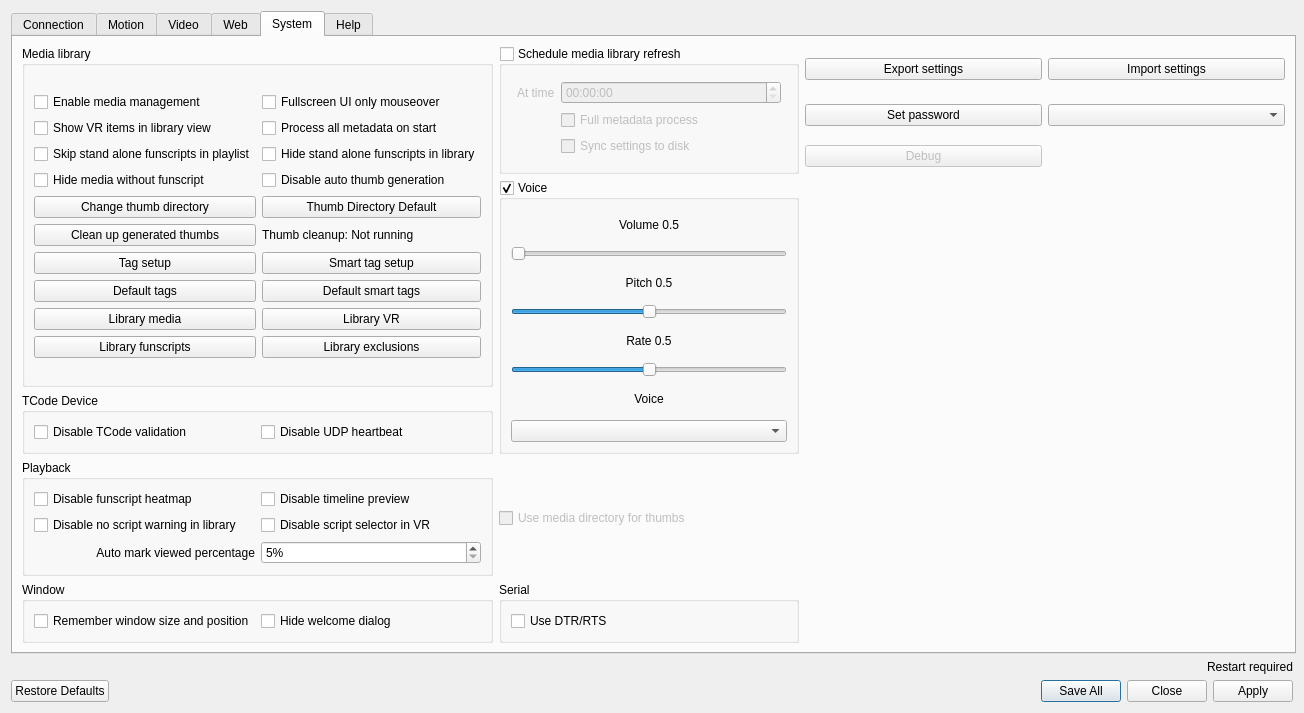
The window that src/settings.ui (jcfain/XTPlayer) describes before a commit, drawn with Qt 5.
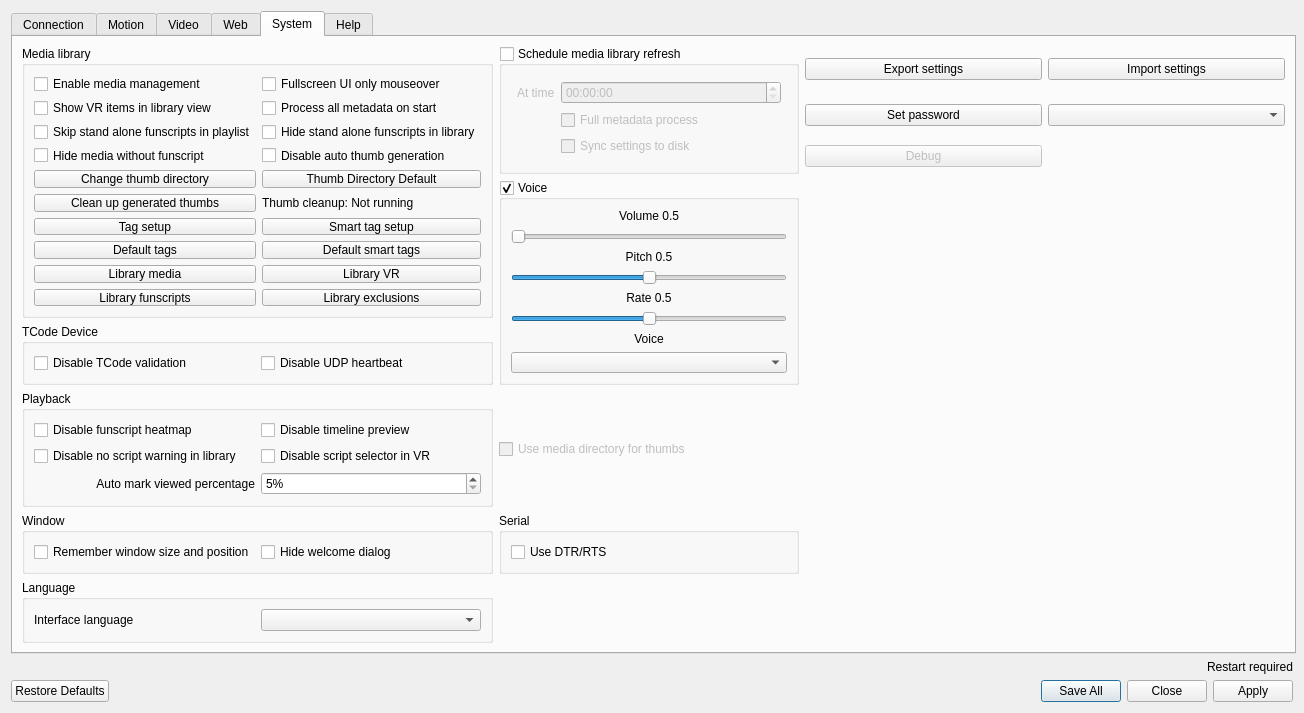
The same window after the commit. The open tabs and pages were chosen to show the change. Icons and pictures are not drawn. Custom widgets are drawn as their Qt base class.

Patch:
```diff
--- a/src/settings.ui
+++ b/src/settings.ui
@@ -1725,6 +1725,32 @@
          </layout>
         </widget>
        </item>
+       <item row="8" column="0">
+        <widget class="QGroupBox" name="languageGroupBox">
+         <property name="title">
+          <string>Language</string>
+         </property>
+         <layout class="QGridLayout" name="gridLayout_language">
+          <item row="0" column="0">
+           <widget class="QLabel" name="languageLabel">
+            <property name="text">
+             <string>Interface language</string>
+            </property>
+            <property name="toolTip">
+             <string>Changing the language requires an application restart to take effect.</string>
+            </property>
+           </widget>
+          </item>
+          <item row="0" column="1">
+           <widget class="QComboBox" name="languageComboBox">
+            <property name="toolTip">
+             <string>Changing the language requires an application restart to take effect.</string>
+            </property>
+           </widget>
+          </item>
+         </layout>
+        </widget>
+       </item>
        <item row="0" column="2">
         <widget class="QPushButton" name="exportButton">
          <property name="text">
```
